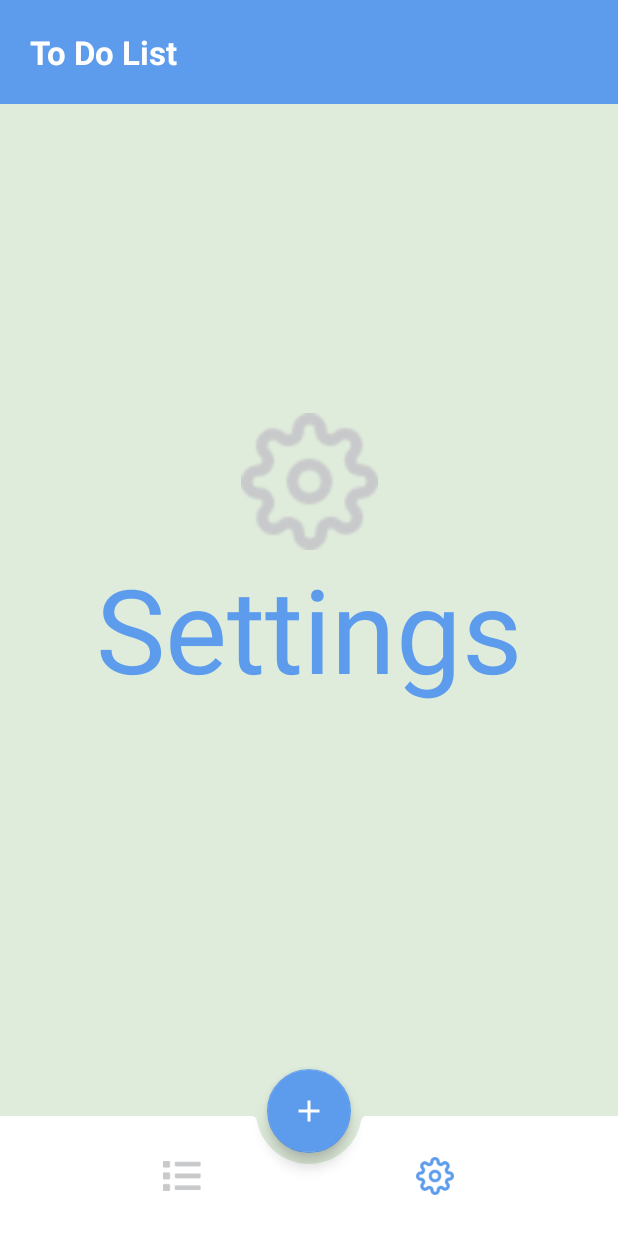
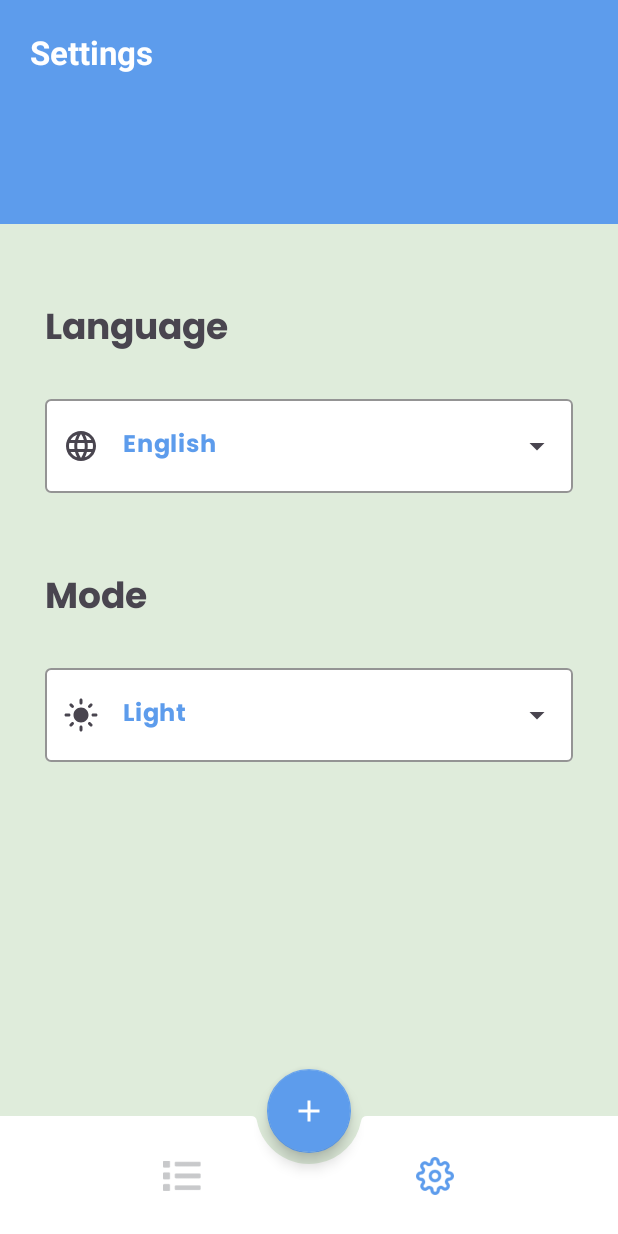
Before and after one commit to abdullah-aboalsaud/ToDoApp, an Android app: the SettingFragment screen opened through its navigation route, on a phone screen of 412 x 824 dp. Run offline under Robolectric (Android 15) with nearby library versions, the phone set to English and light mode, and no system bars; our stand-ins replace Room's generated code, navigation-ui, sdp/ssp sizes; libraries missing offline, so code that uses them is left out: com.prolificinteractive.materialcalendarview; 2 statements that could not run were skipped.

Commit message:
feat: setting fragment design and some code

```diff
--- a/app/src/main/java/com/example/todoapp/ui/fragments/SettingFragment.kt
+++ b/app/src/main/java/com/example/todoapp/ui/fragments/SettingFragment.kt
@@ -1,12 +1,20 @@
 package com.example.todoapp.ui.fragments
 
+import android.content.res.Configuration.UI_MODE_NIGHT_MASK
+import android.content.res.Configuration.UI_MODE_NIGHT_NO
 import android.os.Bundle
 import android.view.LayoutInflater
 import android.view.View
 import android.view.ViewGroup
+import com.example.todoapp.R
 import com.example.todoapp.base.BaseFragment
 import com.example.todoapp.databinding.FragmentSettingBinding
+import com.example.todoapp.utils.DARK
+import com.example.todoapp.utils.ENGLISH_CODE
+import com.example.todoapp.utils.LIGHT
+import com.example.todoapp.utils.getCurrentDeviceLanguageCode
 import com.example.todoapp.utils.showBottomAppBarViews
+import com.example.todoapp.utils.showToolbarSettingTitle
 
 class SettingFragment : BaseFragment<FragmentSettingBinding>() {
 
@@ -17,13 +25,40 @@ class SettingFragment : BaseFragment<FragmentSettingBinding>() {
 
     override fun onViewCreated(view: View, savedInstanceState: Bundle?) {
         super.onViewCreated(view, savedInstanceState)
-        binding.settingText.setOnClickListener {
+        showToolbarSettingTitle()
 
+        setInitialLanguageState()
+        setInitialModeState()
+
+
+    }
+
+    private fun setInitialModeState() {
+        val currentMode = resources.configuration.uiMode and UI_MODE_NIGHT_MASK
+        if (currentMode == UI_MODE_NIGHT_NO) {
+            binding.autoCompleteTVModes.setText(getString(R.string.light))
+            changeModeIcon(LIGHT)
+        } else {
+            binding.autoCompleteTVModes.setText(getString(R.string.dark))
+            changeModeIcon(DARK)
+        }
+        binding.modeTil.refreshStartIconDrawableState()
+    }
+
+    private fun changeModeIcon(mode: String) {
+        if (mode == LIGHT){
+            binding.modeTil.setStartIconDrawable(R.drawable.ic_light_mode)
+        }else{
+            binding.modeTil.setStartIconDrawable(R.drawable.ic_dark)
         }
     }
 
-    override fun onResume() {
-        super.onResume()
-        showBottomAppBarViews()
+    private fun setInitialLanguageState() {
+        val currentLocaleCode = getCurrentDeviceLanguageCode(requireContext())
+        val language = if (currentLocaleCode == ENGLISH_CODE)
+            getString(R.string.english) else getString(R.string.arabic)
+        binding.autoCompleteTVLanguages.setText(language)
     }
+
+
 }
--- a/app/src/main/java/com/example/todoapp/ui/fragments/TaskFragment.kt
+++ b/app/src/main/java/com/example/todoapp/ui/fragments/TaskFragment.kt
@@ -13,6 +13,7 @@ import com.example.todoapp.ui.adapters.TaskListAdapter
 import com.example.todoapp.utils.ignoreTime
 import com.example.todoapp.utils.setDate
 import com.example.todoapp.utils.showBottomAppBarViews
+import com.example.todoapp.utils.showToolbarToDoTitle
 import com.prolificinteractive.materialcalendarview.CalendarDay
 import java.util.Calendar
 
@@ -80,6 +81,7 @@ class TaskFragment : BaseFragment<FragmentTaskBinding>() {
         super.onResume()
         getTasksFromDatabase()
         showBottomAppBarViews()
+        showToolbarToDoTitle()
     }
 
     fun getTasksFromDatabase() {
--- a/app/src/main/java/com/example/todoapp/utils/Const.kt
+++ b/app/src/main/java/com/example/todoapp/utils/Const.kt
@@ -1,3 +1,7 @@
 package com.example.todoapp.utils
 
 const val DATABASE_NAME = "tasks-database"
+const val ENGLISH_CODE = "en"
+const val ARABIC_CODE = "ar"
+const val DARK = "dark"
+const val LIGHT = "light"
--- a/app/src/main/java/com/example/todoapp/utils/Extentions.kt
+++ b/app/src/main/java/com/example/todoapp/utils/Extentions.kt
@@ -4,6 +4,7 @@ import android.content.Context
 import android.util.TypedValue
 import android.view.View
 import android.view.ViewGroup
+import android.widget.TextView
 import androidx.appcompat.app.AlertDialog
 import androidx.constraintlayout.widget.ConstraintLayout
 import androidx.fragment.app.DialogFragment
@@ -57,3 +58,10 @@ fun Context.showSuccessDialog(fragment: Fragment? = null) {
         .setCancelable(false)
     dialog.show()
 }
+
+fun Fragment.showToolbarSettingTitle(){
+    requireActivity().findViewById<TextView>(R.id.tv_toolbar_title).setText(R.string.settings)
+}
+fun Fragment.showToolbarToDoTitle(){
+    requireActivity().findViewById<TextView>(R.id.tv_toolbar_title).setText(R.string.to_do_list)
+}
--- /dev/null
+++ b/app/src/main/java/com/example/todoapp/utils/utils.kt
@@ -0,0 +1,7 @@
+package com.example.todoapp.utils
+
+import android.content.Context
+
+fun getCurrentDeviceLanguageCode(context: Context):String{
+    return context.resources.configuration.locales[0].language
+}
--- a/app/src/main/res/layout/activity_home.xml
+++ b/app/src/main/res/layout/activity_home.xml
@@ -21,7 +21,7 @@
             android:background="@color/blue">
 
             <TextView
-                android:id="@+id/title"
+                android:id="@+id/tv_toolbar_title"
                 style="@style/toolbar_title_style"
                 android:layout_width="match_parent"
                 android:layout_height="wrap_content"
--- a/app/src/main/res/layout/fragment_setting.xml
+++ b/app/src/main/res/layout/fragment_setting.xml
@@ -4,29 +4,91 @@
     xmlns:tools="http://schemas.android.com/tools"
     android:layout_width="match_parent"
     android:layout_height="match_parent"
-    tools:background="@color/lime"
     tools:context=".ui.fragments.SettingFragment">
 
-
     <ImageView
-        android:layout_width="@dimen/_70sdp"
-        android:layout_height="@dimen/_70sdp"
-        android:src="@drawable/ic_settings"
-        app:layout_constraintBottom_toTopOf="@id/settingText"
-        app:layout_constraintEnd_toEndOf="@id/settingText"
-        app:layout_constraintStart_toStartOf="@id/settingText" />
+        android:id="@+id/top_view"
+        android:layout_width="match_parent"
+        android:layout_height="80dp"
+        android:src="@color/blue"
+        app:layout_constraintTop_toTopOf="parent" />
 
     <TextView
-        android:id="@+id/settingText"
-        android:layout_width="wrap_content"
+        android:id="@+id/language_tv"
+        android:layout_width="match_parent"
         android:layout_height="wrap_content"
-        android:layout_gravity="center"
-        android:text="@string/settings"
-        android:textColor="@color/blue"
-        android:textSize="@dimen/_60ssp"
-        app:layout_constraintBottom_toBottomOf="parent"
-        app:layout_constraintEnd_toEndOf="parent"
-        app:layout_constraintStart_toStartOf="parent"
-        app:layout_constraintTop_toTopOf="parent" />
+        android:layout_marginStart="30dp"
+        android:layout_marginTop="50dp"
+        android:layout_marginEnd="30dp"
+        android:fontFamily="@font/poppins_bold"
+        android:text="@string/language"
+        android:textSize="24sp"
+        android:textStyle="bold"
+        app:layout_constraintTop_toBottomOf="@id/top_view" />
+
+    <com.google.android.material.textfield.TextInputLayout
+        android:id="@+id/languages_til"
+        style="@style/Widget.Material3.TextInputLayout.OutlinedBox.ExposedDropdownMenu"
+        android:layout_width="match_parent"
+        android:layout_height="wrap_content"
+        android:layout_marginStart="30dp"
+        android:layout_marginTop="20dp"
+        android:layout_marginEnd="30dp"
+        android:drawSelectorOnTop="true"
+        app:boxBackgroundColor="@color/bottom_nav_bg_color"
+        app:boxStrokeColor="@color/blue"
+        app:layout_constraintTop_toBottomOf="@id/language_tv"
+        app:startIconDrawable="@drawable/ic_languages">
+
+        <AutoCompleteTextView
+            android:id="@+id/autoCompleteTV_languages"
+            android:layout_width="match_parent"
+            android:layout_height="match_parent"
+            android:fontFamily="@font/poppins_bold"
+            android:inputType="none"
+            android:text="@string/english"
+            android:textColor="@color/blue"
+            tools:ignore="LabelFor" />
+    </com.google.android.material.textfield.TextInputLayout>
+
+    <TextView
+        android:id="@+id/mode_tv"
+        android:layout_width="match_parent"
+        android:layout_height="wrap_content"
+        android:layout_marginStart="30dp"
+        android:layout_marginTop="50dp"
+        android:layout_marginEnd="30dp"
+        android:fontFamily="@font/poppins_bold"
+        android:text="@string/mode"
+        android:textSize="24sp"
+        android:textStyle="bold"
+        app:layout_constraintTop_toBottomOf="@id/languages_til" />
+
+    <com.google.android.material.textfield.TextInputLayout
+        android:id="@+id/mode_til"
+        style="@style/Widget.Material3.TextInputLayout.OutlinedBox.ExposedDropdownMenu"
+        android:layout_width="match_parent"
+        android:layout_height="wrap_content"
+        android:layout_marginStart="30dp"
+        android:layout_marginTop="20dp"
+        android:layout_marginEnd="30dp"
+        android:drawSelectorOnTop="true"
+        app:boxBackgroundColor="@color/bottom_nav_bg_color"
+        app:boxStrokeColor="@color/blue"
+        app:layout_constraintTop_toBottomOf="@id/mode_tv"
+        app:startIconDrawable="@drawable/ic_light_mode">
+
+        <AutoCompleteTextView
+            android:id="@+id/autoCompleteTV_modes"
+            android:layout_width="match_parent"
+            android:layout_height="match_parent"
+            android:fontFamily="@font/poppins_bold"
+            android:inputType="none"
+            android:text="@string/light"
+            android:textColor="@color/blue"
+            android:textStyle="bold"
+            tools:ignore="LabelFor" />
+    </com.google.android.material.textfield.TextInputLayout>
+
 
 </androidx.constraintlayout.widget.ConstraintLayout>
--- a/app/src/main/res/values/strings.xml
+++ b/app/src/main/res/values/strings.xml
@@ -20,6 +20,7 @@
     <string name="light">Light</string>
     <string name="dark">Dark</string>
     <string name="english">English</string>
+    <string name="arabic">Arabic</string>
 
     <string-array name="languages">
         <item>English</item>
--- a/gradle/libs.versions.toml
+++ b/gradle/libs.versions.toml
@@ -1,5 +1,5 @@
 [versions]
-agp = "8.5.1"
+agp = "8.6.0"
 kotlin = "1.9.0"
 coreKtx = "1.13.1"
 junit = "4.13.2"
```
Also changed, not shown: 1 other file.
